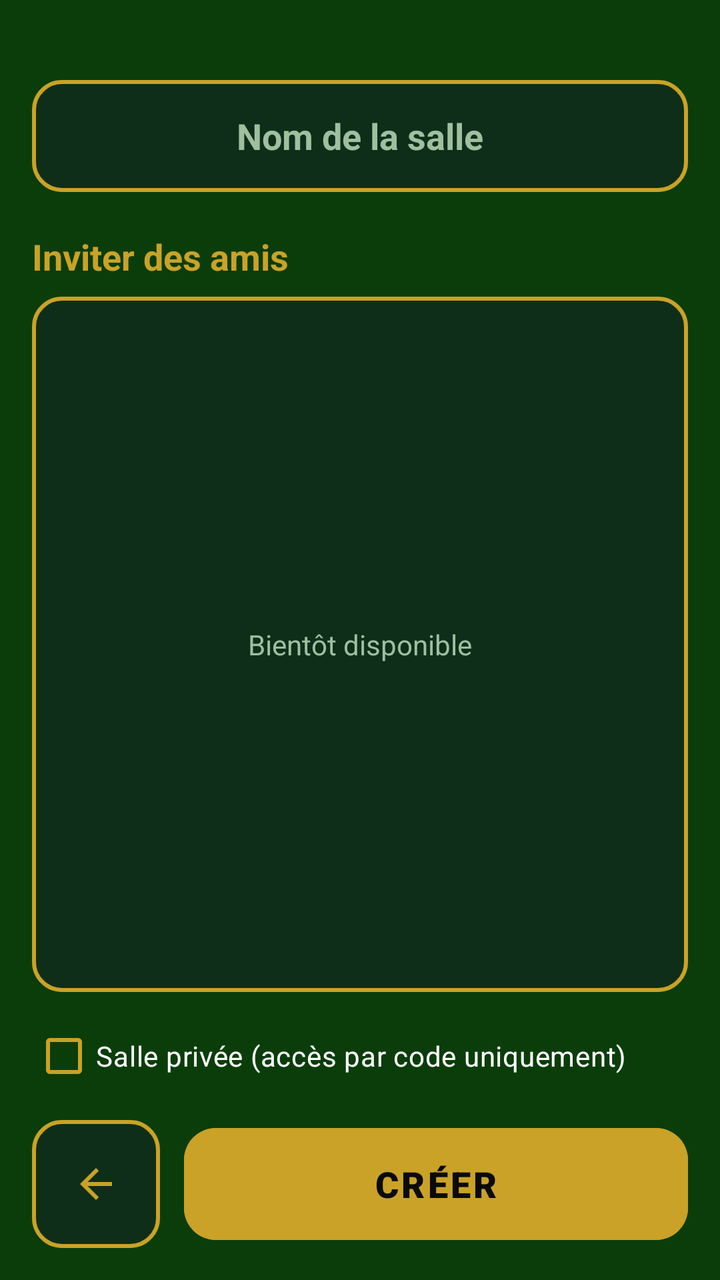
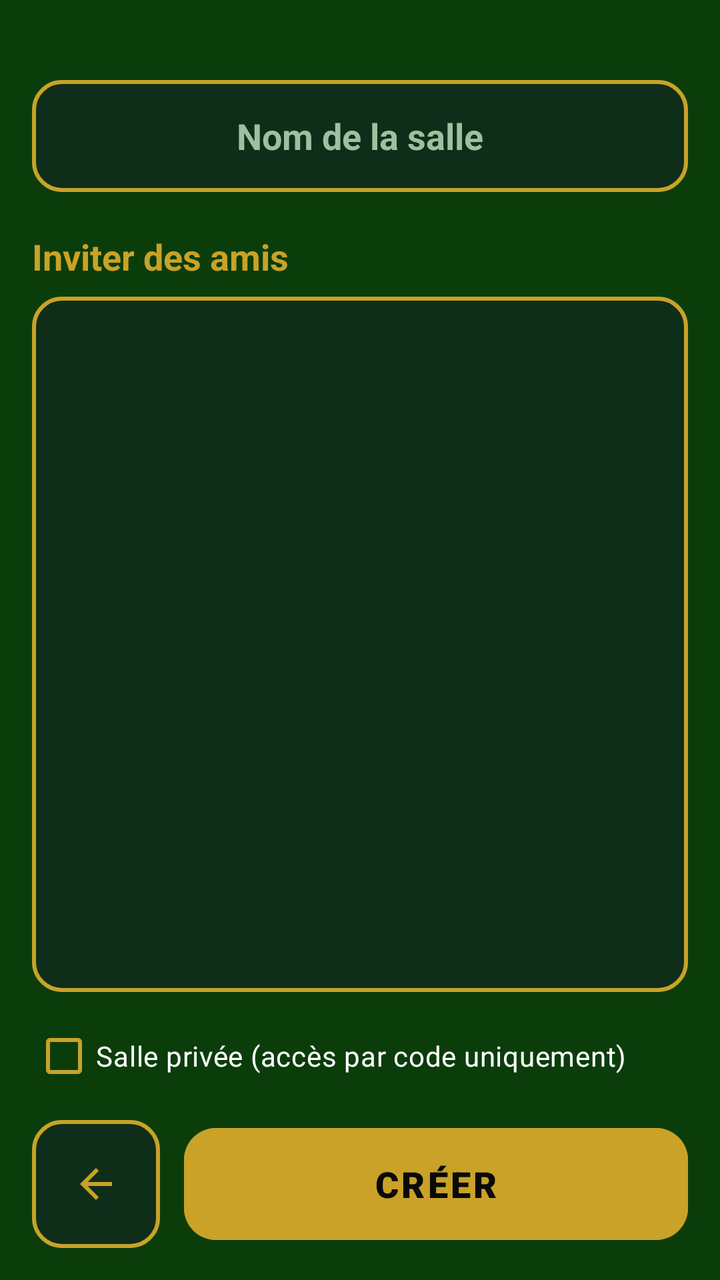

The first picture is an Android layout as it rendered before a commit; the second is the same layout after the commit. The layout source and the unified diff follow.
<!-- AndroidManifest.xml: application theme Theme.My_Application_Sandbox -->
<!-- res/layout/activity_create_salon.xml -->
<?xml version="1.0" encoding="utf-8"?>
<LinearLayout xmlns:android="http://schemas.android.com/apk/res/android"
    xmlns:app="http://schemas.android.com/apk/res-auto"
    android:id="@+id/main"
    android:layout_width="match_parent"
    android:layout_height="match_parent"
    android:background="#0B3D0B"
    android:orientation="vertical"
    android:padding="16dp">

    <EditText
        android:id="@+id/edit_salon_name"
        android:layout_width="match_parent"
        android:layout_height="56dp"
        android:layout_marginTop="24dp"
        android:background="@drawable/card_bg"
        android:gravity="center"
        android:hint="Nom de la salle"
        android:maxLength="20"
        android:singleLine="true"
        android:textColor="#FFF3C4"
        android:textColorHint="#9FBF9F"
        android:textSize="18sp"
        android:textStyle="bold" />

    <TextView
        android:layout_width="wrap_content"
        android:layout_height="wrap_content"
        android:layout_marginTop="20dp"
        android:layout_marginBottom="8dp"
        android:text="Inviter des amis"
        android:textColor="#C9A227"
        android:textSize="18sp"
        android:textStyle="bold" />

    <FrameLayout
        android:layout_width="match_parent"
        android:layout_height="0dp"
        android:layout_weight="1"
        android:background="@drawable/card_bg">

        <TextView
            android:layout_width="wrap_content"
            android:layout_height="wrap_content"
            android:layout_gravity="center"
            android:text="Bientôt disponible"
            android:textColor="#9FBF9F" />
    </FrameLayout>

    <CheckBox
        android:id="@+id/check_private"
        android:layout_width="wrap_content"
        android:layout_height="wrap_content"
        android:layout_marginTop="8dp"
        android:buttonTint="#C9A227"
        android:text="Salle privée (accès par code uniquement)"
        android:textColor="#FFFFFF" />

    <LinearLayout
        android:layout_width="match_parent"
        android:layout_height="wrap_content"
        android:layout_marginTop="8dp"
        android:orientation="horizontal">

        <ImageButton
            android:id="@+id/btn_back"
            android:layout_width="64dp"
            android:layout_height="64dp"
            android:background="@drawable/card_bg"
            android:contentDescription="Retour"
            android:src="@drawable/ic_fleche_back" />

        <Button
            android:id="@+id/btn_create"
            android:layout_width="0dp"
            android:layout_height="64dp"
            android:layout_marginStart="12dp"
            android:layout_weight="1"
            android:backgroundTint="#C9A227"
            android:elevation="6dp"
            android:fontFamily="sans-serif-black"
            android:letterSpacing="0.08"
            android:text="CRÉER"
            android:textColor="#0A0A0A"
            android:textSize="18sp"
            app:cornerRadius="16dp" />
    </LinearLayout>
</LinearLayout>
<!-- resources referenced by this layout -->
<resources>
  <!-- drawable card_bg (drawable) -->
  <?xml version="1.0" encoding="utf-8"?>
  <shape xmlns:android="http://schemas.android.com/apk/res/android">
      <solid android:color="#0F2E1A"/>
      <stroke android:width="2dp" android:color="#C9A227"/>
      <corners android:radius="14dp"/>
  </shape>
  <!-- drawable ic_fleche_back (drawable) -->
  <?xml version="1.0" encoding="utf-8"?>
  <vector xmlns:android="http://schemas.android.com/apk/res/android"
      android:width="24dp" android:height="24dp"
      android:viewportWidth="24" android:viewportHeight="24">
      <path android:fillColor="#C9A227"
          android:pathData="M20,11H7.83l5.59,-5.59L12,4l-8,8 8,8 1.41,-1.41L7.83,13H20v-2z"/>
  </vector>
  <style name="Theme.My_Application_Sandbox" parent="Base.Theme.My_Application_Sandbox" />
  <style name="Base.Theme.My_Application_Sandbox" parent="Theme.Material3.DayNight.NoActionBar">
          
          <item name="materialAlertDialogTheme">@style/Casino.Dialog</item>
          
      </style>
  <style name="Casino.Dialog" parent="ThemeOverlay.Material3.MaterialAlertDialog">
          <item name="colorSurface">#0F2E1A</item>
          <item name="colorOnSurface">#FFFFFF</item>
          <item name="colorOnSurfaceVariant">#F5D78A</item>
          <item name="colorPrimary">#C9A227</item>
          <item name="materialAlertDialogTitleTextStyle">@style/Casino.DialogTitle</item>
          <item name="android:backgroundDimAmount">0.8</item>
      </style>
  <style name="Casino.DialogTitle" parent="MaterialAlertDialog.Material3.Title.Text">
          <item name="android:textColor">#C9A227</item>
          <item name="android:textStyle">bold</item>
      </style>
</resources>

<!-- the commit's change to res/layout/activity_create_salon.xml (unified diff, before → after) -->
@@ -24,6 +24,7 @@
         android:textStyle="bold" />
 
     <TextView
+        android:id="@+id/txt_invite_title"
         android:layout_width="wrap_content"
         android:layout_height="wrap_content"
         android:layout_marginTop="20dp"
@@ -34,17 +35,29 @@
         android:textStyle="bold" />
 
     <FrameLayout
+        android:id="@+id/friends_container"
         android:layout_width="match_parent"
         android:layout_height="0dp"
         android:layout_weight="1"
         android:background="@drawable/card_bg">
 
+        <androidx.recyclerview.widget.RecyclerView
+            android:id="@+id/list_invite_friends"
+            android:layout_width="match_parent"
+            android:layout_height="match_parent"
+            android:clipToPadding="false"
+            android:padding="8dp" />
+
         <TextView
+            android:id="@+id/txt_friends_empty"
             android:layout_width="wrap_content"
             android:layout_height="wrap_content"
             android:layout_gravity="center"
-            android:text="Bientôt disponible"
-            android:textColor="#9FBF9F" />
+            android:gravity="center"
+            android:padding="16dp"
+            android:text="Tu n'as pas encore d'amis à inviter"
+            android:textColor="#9FBF9F"
+            android:visibility="gone" />
     </FrameLayout>
 
     <CheckBox
